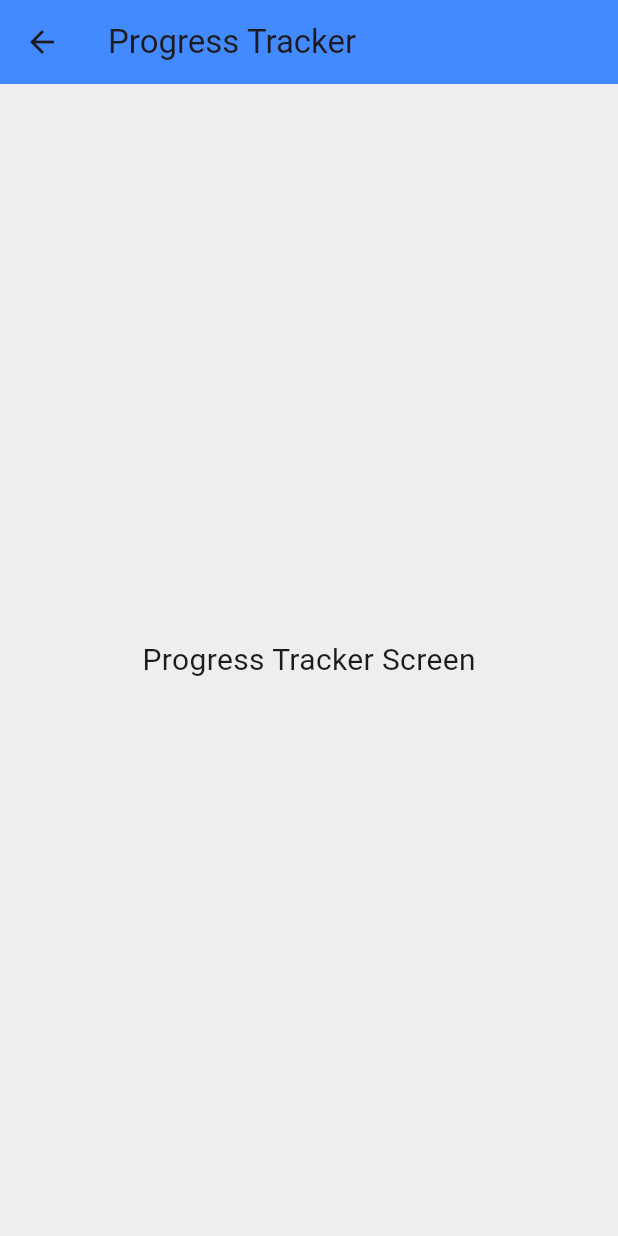
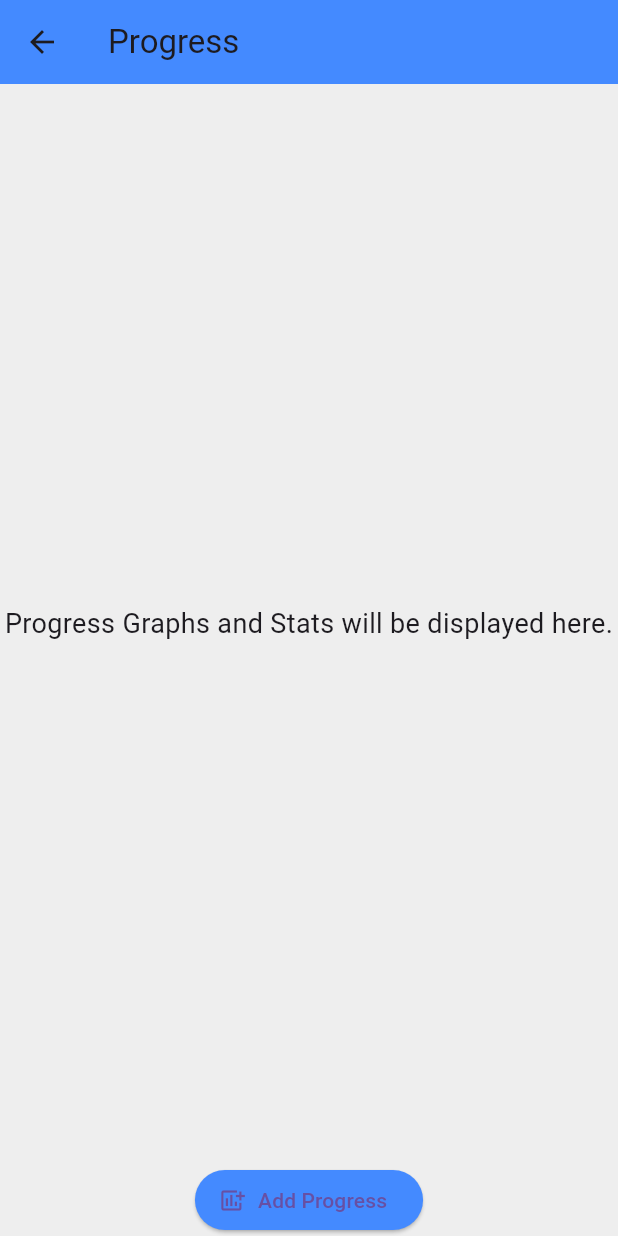
Before and after one commit to shifaaKh28/BodyAndMind, a Flutter app: the ProgressScreen screen opened directly, on a phone screen of 412 x 824 dp. Run offline on Flutter 3.47's test engine with Material 3 defaults, Android fonts, the light colour scheme and no system bars; our stand-ins replace firebase_auth, firebase_core; accounts and stored records are empty; statements that could not run were skipped.

Commit message:
Update progress.dart

```diff
--- a/lib/screens/trainee/profile/progress.dart
+++ b/lib/screens/trainee/profile/progress.dart
@@ -5,11 +5,29 @@
   Widget build(BuildContext context) {
     return Scaffold(
       appBar: AppBar(
-        title: Text('Progress Tracker'),
+        title: Text('Progress'),
         backgroundColor: Colors.blueAccent,
       ),
-      body: Center(
-        child: Text('Progress Tracker Screen', style: TextStyle(fontSize: 20)),
+      body: Column(
+        children: [
+          Expanded(
+            child: Center(
+              child: Text(
+                'Progress Graphs and Stats will be displayed here.',
+                textAlign: TextAlign.center,
+                style: TextStyle(fontSize: 18),
+              ),
+            ),
+          ),
+          ElevatedButton.icon(
+            onPressed: () {
+              // Navigate to Add Progress Screen
+            },
+            icon: Icon(Icons.add_chart),
+            label: Text('Add Progress'),
+            style: ElevatedButton.styleFrom(backgroundColor: Colors.blueAccent),
+          ),
+        ],
       ),
     );
   }
```
